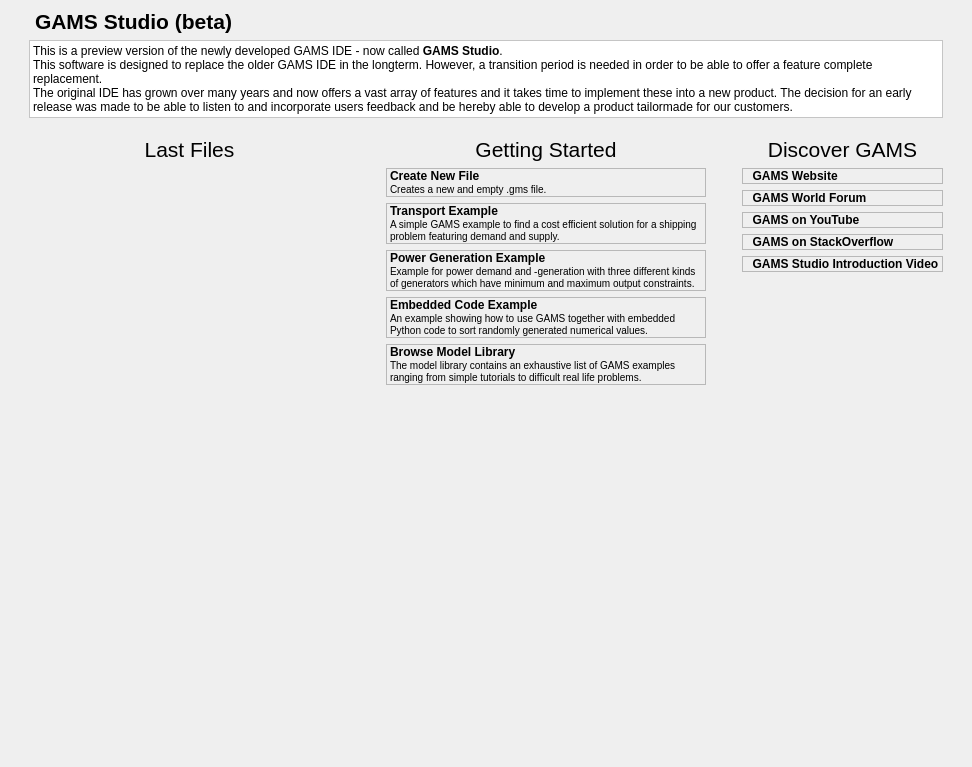
The window that src/welcomepage.ui (GAMS-dev/studio) describes before a commit, drawn with Qt 5.
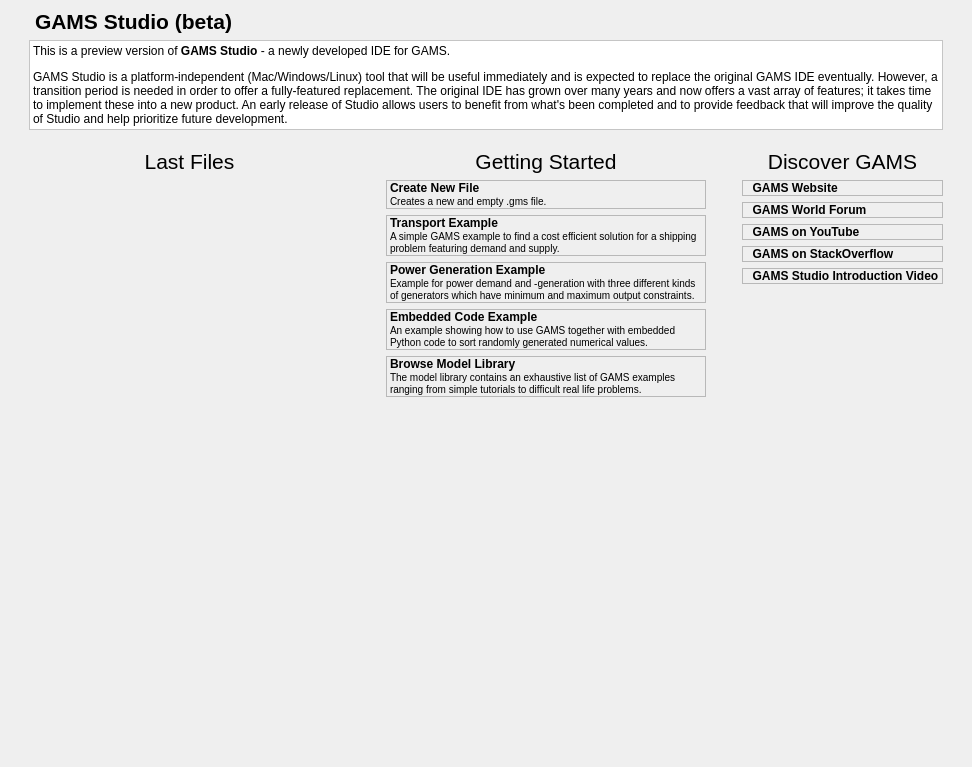
The same window after the commit. Icons and pictures are not drawn. Custom widgets are drawn as their Qt base class.

Commit message: inserted welcome text

```diff
--- a/src/welcomepage.ui
+++ b/src/welcomepage.ui
@@ -96,7 +96,7 @@
         <enum>QFrame::Plain</enum>
        </property>
        <property name="text">
-        <string>&lt;html&gt;&lt;head/&gt;&lt;body&gt;&lt;p&gt;This is a preview version of the newly developed GAMS IDE - now called &lt;span style=&quot; font-weight:600;&quot;&gt;GAMS Studio&lt;/span&gt;.&lt;br/&gt;This software is designed to replace the older GAMS IDE in the longterm. However, a transition period is needed in order to be able to offer a feature complete replacement. &lt;br/&gt;The original IDE has grown over many years and now offers a vast array of features and it takes time to implement these into a new product. The decision for an early release was made to be able to listen to and incorporate users feedback and be hereby able to develop a product tailormade for our customers.&lt;/p&gt;&lt;/body&gt;&lt;/html&gt;</string>
+        <string>&lt;html&gt;&lt;head/&gt;&lt;body&gt;&lt;p&gt;This is a preview version of &lt;span style=&quot; font-weight:600;&quot;&gt;GAMS Studio&lt;/span&gt; - a newly developed IDE for GAMS.&lt;/p&gt;&lt;p&gt;GAMS Studio is a platform-independent (Mac/Windows/Linux) tool that will be useful immediately and is expected to replace the original GAMS IDE eventually. However, a transition period is needed in order to offer a fully-featured replacement. The original IDE has grown over many years and now offers a vast array of features; it takes time to implement these into a new product. An early release of Studio allows users to benefit from what's been completed and to provide feedback that will improve the quality of Studio and help prioritize future development.&lt;/p&gt;&lt;/body&gt;&lt;/html&gt;</string>
        </property>
        <property name="alignment">
         <set>Qt::AlignLeading|Qt::AlignLeft|Qt::AlignTop</set>
@@ -200,8 +200,8 @@
              <rect>
               <x>0</x>
               <y>0</y>
-              <width>285</width>
-              <height>543</height>
+              <width>269</width>
+              <height>531</height>
              </rect>
             </property>
             <layout class="QVBoxLayout" name="verticalLayout_2">
@@ -309,8 +309,8 @@
              <rect>
               <x>0</x>
               <y>0</y>
-              <width>284</width>
-              <height>543</height>
+              <width>270</width>
+              <height>531</height>
              </rect>
             </property>
             <property name="sizePolicy">
```
